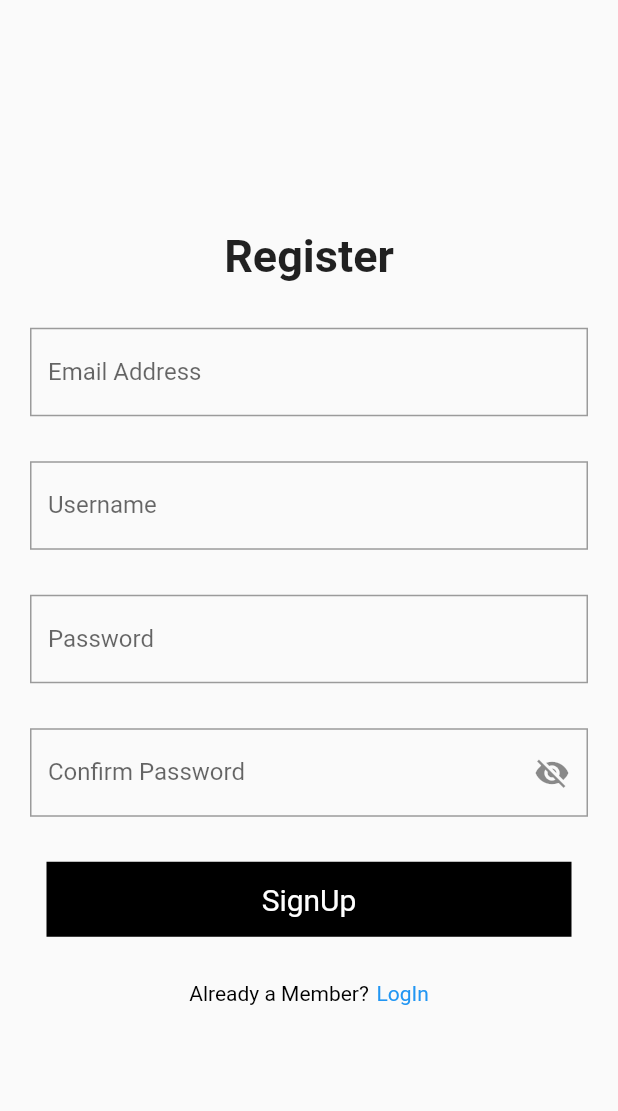
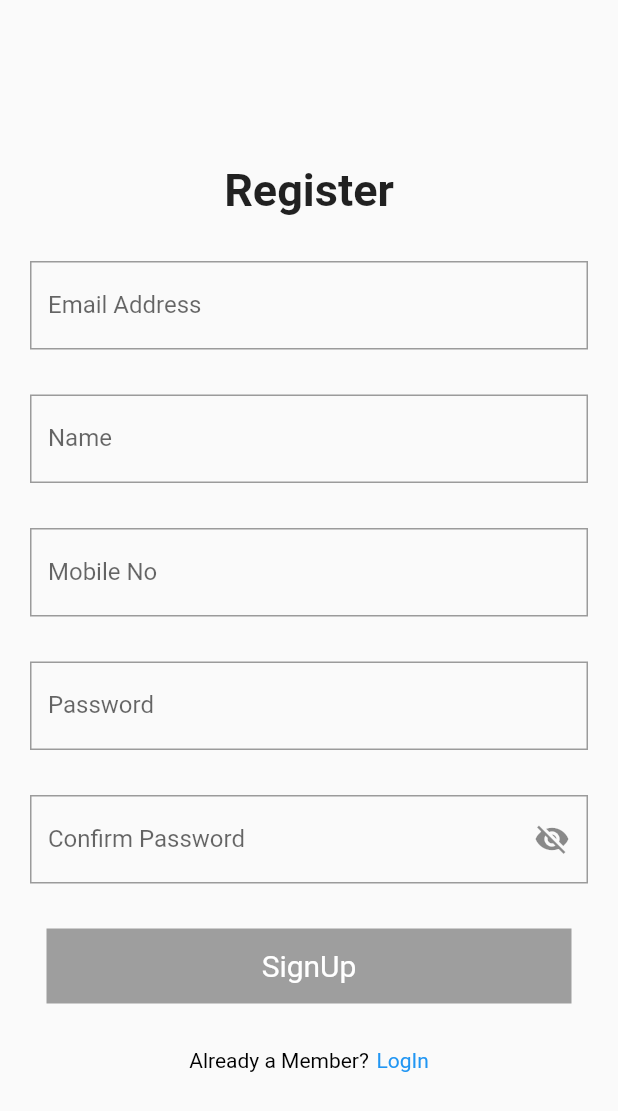
Before and after one commit to RushikeshTokapure/flutter_bloc_pattern, a Flutter app: the RegisterScreen screen opened directly, on a phone screen of 412 x 824 dp. Shown: the top 1111 px of the screen. Run offline on Flutter 3.47's test engine with Material 2 defaults, Android fonts, the phone set to English and light mode, and no system bars; our stand-ins replace rxdart.

```diff
--- a/lib/main.dart
+++ b/lib/main.dart
@@ -1,7 +1,6 @@
 import 'package:bloc_pattern/bloc/login_bloc.dart';
 import 'package:bloc_pattern/bloc/register_bloc.dart';
 import 'package:bloc_pattern/screens/login_screen.dart';
-import 'package:bloc_pattern/screens/register_screen.dart';
 import 'package:flutter/material.dart';
 import 'package:provider/provider.dart';
 
@@ -25,7 +24,7 @@ class MyApp extends StatelessWidget {
         theme: ThemeData(
           visualDensity: VisualDensity.adaptivePlatformDensity,
         ),
-        home: LoginScreen(),
+        home: const LoginScreen(),
       ),
     );
   }
--- a/lib/screens/register_screen.dart
+++ b/lib/screens/register_screen.dart
@@ -3,6 +3,8 @@ import 'package:bloc_pattern/screens/login_screen.dart';
 import 'package:flutter/gestures.dart';
 import 'package:flutter/material.dart';
 import 'package:provider/provider.dart';
+
+import '../bloc/login_bloc.dart';
 
 class RegisterScreen extends StatefulWidget {
   const RegisterScreen({Key? key}) : super(key: key);
@@ -17,7 +19,7 @@ class _RegisterScreenState extends State<RegisterScreen> {
 
   @override
   Widget build(BuildContext context) {
-    final bloc = Provider.of<RegisterBloc>(context, listen:false);
+    final bloc = Provider.of<RegisterBloc>(context, listen: false);
 
     return Scaffold(
       body: Form(
@@ -31,79 +33,106 @@ class _RegisterScreenState extends State<RegisterScreen> {
               children: [
                 const Text(
                   "Register",
-                  style: TextStyle(
-                      fontSize: 30,
-                      fontWeight: FontWeight.bold
+                  style: TextStyle(fontSize: 30, fontWeight: FontWeight.bold),
                 ),
+                const SizedBox(
+                  height: 30,
                 ),
-                const SizedBox(height: 30,),
                 StreamBuilder<String>(
                     stream: bloc.regEmail,
                     builder: (context, snapshot) {
                       return TextField(
-                      onChanged: (value) => bloc.changeRegEmail,
+                        onChanged: (value) => bloc.changeRegEmail(value),
                         keyboardType: TextInputType.emailAddress,
                         decoration: InputDecoration(
                           hintText: "Enter Email Address",
                           labelText: "Email Address",
-                        border: OutlineInputBorder(
+                          errorText: snapshot.error?.toString(),
+                          border: const OutlineInputBorder(
                             borderRadius: BorderRadius.horizontal(),
                           ),
                         ),
                       );
-                  }
+                    }),
+                const SizedBox(
+                  height: 30,
                 ),
-                const SizedBox(height: 30,),
                 StreamBuilder<String>(
-                  stream: bloc.regUsername,
+                    stream: bloc.regName,
                     builder: (context, snapshot) {
                       return TextField(
-                      onChanged: bloc.changeRegUsername,
-                      keyboardType: TextInputType.number,
+                        onChanged: (value) => bloc.changeRegName(value),
+                        keyboardType: TextInputType.text,
                         decoration: InputDecoration(
-                        hintText: "Enter Mobile No.",
-                        labelText: "Username",
-                        border: OutlineInputBorder(
+                          hintText: "Enter Name",
+                          labelText: "Name",
+                          errorText: snapshot.error?.toString(),
+                          border: const OutlineInputBorder(
                             borderRadius: BorderRadius.horizontal(),
                           ),
                         ),
                       );
-                  }
+                    }),
+                const SizedBox(
+                  height: 30,
                 ),
-                const SizedBox(height: 30,),
+                StreamBuilder<String>(
+                    stream: bloc.regMobile,
+                    builder: (context, snapshot) {
+                      return TextField(
+                        onChanged: (value) => bloc.changeRegMobile(value),
+                        keyboardType: TextInputType.number,
+                        decoration: InputDecoration(
+                          hintText: "Enter Mobile No.",
+                          labelText: "Mobile No",
+                          errorText: snapshot.error?.toString(),
+                          border: const OutlineInputBorder(
+                            borderRadius: BorderRadius.horizontal(),
+                          ),
+                        ),
+                      );
+                    }),
+                const SizedBox(
+                  height: 30,
+                ),
                 StreamBuilder<String>(
                     stream: bloc.regPassword,
                     builder: (context, snapshot) {
                       return TextField(
-                      onChanged: bloc.changeRegPassword,
+                        onChanged: (value) => bloc.changeRegPassword(value),
                         keyboardType: TextInputType.text,
-                      obscureText: true ,
+                        obscureText: true,
                         decoration: InputDecoration(
                           hintText: "Enter Password",
                           labelText: "Password",
-                        border: OutlineInputBorder(
+                          errorText: snapshot.error?.toString(),
+                          border: const OutlineInputBorder(
                             borderRadius: BorderRadius.horizontal(),
                           ),
                         ),
                       );
-                  }
+                    }),
+                const SizedBox(
+                  height: 30,
                 ),
-                const SizedBox(height: 30,),
                 StreamBuilder<String>(
                     stream: bloc.regConfPass,
                     builder: (context, snapshot) {
                       return TextField(
-                      onChanged: bloc.changeRegConfPass,
+                        onChanged: (value) => bloc.changeRegConfPass(value),
                         keyboardType: TextInputType.text,
-                      obscureText: isVisible ,
+                        obscureText: isVisible,
                         decoration: InputDecoration(
                           hintText: "Confirm Password",
                           labelText: "Confirm Password",
-                        border: OutlineInputBorder(
+                          errorText: snapshot.error?.toString(),
+                          border: const OutlineInputBorder(
                             borderRadius: BorderRadius.horizontal(),
                           ),
                           suffixIcon: IconButton(
-                          icon: isVisible ? Icon(Icons.visibility_off) : Icon(Icons.visibility),
+                            icon: isVisible
+                                ? const Icon(Icons.visibility_off)
+                                : const Icon(Icons.visibility),
                             onPressed: () {
                               setState(() {
                                 isVisible = !isVisible;
@@ -112,30 +141,32 @@ class _RegisterScreenState extends State<RegisterScreen> {
                           ),
                         ),
                       );
-                  }
+                    }),
+                const SizedBox(
+                  height: 30,
                 ),
-                const SizedBox(height: 30,),
-                _buildButton(),
-                const SizedBox(height: 30,),
-                RichText(text: TextSpan(
-                    children: [
+                _buildButton(context),
+                const SizedBox(
+                  height: 30,
+                ),
+                RichText(
+                  text: TextSpan(children: [
                     const TextSpan(
                       text: "Already a Member?",
-                        style:  TextStyle(
-                            color: Colors.black
+                      style: TextStyle(color: Colors.black),
                     ),
-                      ),
-                      const WidgetSpan(child: SizedBox(width: 5,)),
+                    const WidgetSpan(
+                        child: SizedBox(
+                      width: 5,
+                    )),
                     TextSpan(
                         text: "LogIn",
-                          style: const TextStyle(
-                              color: Colors.blue
-                          ),
+                        style: const TextStyle(color: Colors.blue),
                         recognizer: TapGestureRecognizer()
                           ..onTap = () {
-                            Navigator.of(context).pushReplacement(MaterialPageRoute(
-                                builder: (context) => const LoginScreen()
-                            ));
+                            Navigator.of(context).pushReplacement(
+                                MaterialPageRoute(
+                                    builder: (context) => const LoginScreen()));
                           }),
                   ]),
                 ),
@@ -148,11 +179,25 @@ class _RegisterScreenState extends State<RegisterScreen> {
   }
 }
 
-Widget _buildButton() {
-  return Container(
+Widget _buildButton(BuildContext context) {
+  final bloc = Provider.of<LoginBloc>(context, listen: false);
+
+  return StreamBuilder<Object>(
+      stream: bloc.isValid,
+      builder: (context, snapshot) {
+        return GestureDetector(
+          onTap: snapshot.hasError || !snapshot.hasData
+              ? null
+              : () {
+                  bloc.submit();
+                },
+          child: Container(
             height: 50,
             width: 350,
-    color: Colors.black,
+            decoration: BoxDecoration(
+                color: snapshot.hasError || !snapshot.hasData
+                    ? Colors.grey
+                    : Colors.black),
             alignment: Alignment.center,
             child: const Text(
               "SignUp",
@@ -161,5 +206,7 @@ Widget _buildButton() {
                 fontSize: 20,
               ),
             ),
+          ),
         );
+      });
 }
--- /dev/null
+++ b/lib/validations/validators.dart
@@ -0,0 +1,76 @@
+import 'dart:async';
+
+mixin Validators {
+  //Email Validators
+  var emailValidator =
+      StreamTransformer<String, String>.fromHandlers(handleData: (email, sink) {
+    if (email.isEmpty) {
+      return sink.addError("Email field cannot be empty");
+    }
+    if (email.length < 6) {
+      return sink.addError("Email cannot be less than 6 characters");
+    }
+    if (email.length > 32) {
+      return sink.addError("Email cannot be greater than 32 characters");
+    }
+    if (!RegExp(
+            r"^[a-zA-Z0-9.a-zA-Z0-9.!#$%&'*+-/=?^_`{|}~]+@[a-zA-Z0-9]+\.[a-zA-Z]+")
+        .hasMatch(email)) {
+      return sink.addError("Please enter valid email address");
+    } else {
+      return sink.add(email);
+    }
+  });
+
+  //Password Validators
+  var passwordValidator = StreamTransformer<String, String>.fromHandlers(
+      handleData: (password, sink) {
+    if (password.isEmpty) {
+      return sink.addError("Password field should not be empty");
+    }
+    if (password.length < 8) {
+      return sink.addError("Password should not be less than 8 characters");
+    }
+    if (!RegExp(r"^(?=.*[a-z])(?=.*[A-Z])(?=.*\d)(?=.*[^\da-zA-Z]).{8,15}$")
+        .hasMatch(password)) {
+      return sink.addError("Password is not valid");
+    } else {
+      return sink.add(password);
+    }
+  });
+
+  //Name Validators
+  var nameValidator =
+      StreamTransformer<String, String>.fromHandlers(handleData: (name, sink) {
+    if (name.isEmpty) {
+      return sink.addError("name field should not be empty");
+    }
+    if (name.length < 3) {
+      return sink.addError("name should no be less than 3 characters");
+    }
+    if (!RegExp(r"^[a-zA-Z]+(([',. -][a-zA-Z ])?[a-zA-Z]*)*$").hasMatch(name)) {
+      return sink.addError("name is not valid");
+    } else {
+      return sink.add(name);
+    }
+  });
+
+  //Mobile Validators
+  var mobileValidator = StreamTransformer<String, String>.fromHandlers(
+      handleData: (mobile, sink) {
+    if (mobile.isEmpty) {
+      return sink.addError("mobile field should not be empty");
+    }
+    if (mobile.length < 10) {
+      return sink.addError("mobile should no be less than 10 digits");
+    }
+    if (mobile.length > 10) {
+      return sink.addError("mobile should no be greater than 10 digits");
+    }
+    if (!RegExp(r"[0-9]{10}").hasMatch(mobile)) {
+      return sink.addError("mobile is not valid");
+    } else {
+      return sink.add(mobile);
+    }
+  });
+}
```
Also changed, not shown: lib/bloc/login_bloc.dart (+22 -3 lines), lib/bloc/register_bloc.dart (+42 -7 lines), lib/screens/login_screen.dart (+51 -28 lines), lib/validations/regular expressions.txt (added, +11 -0 lines). Lines whose indentation alone changed are shown as unchanged.
